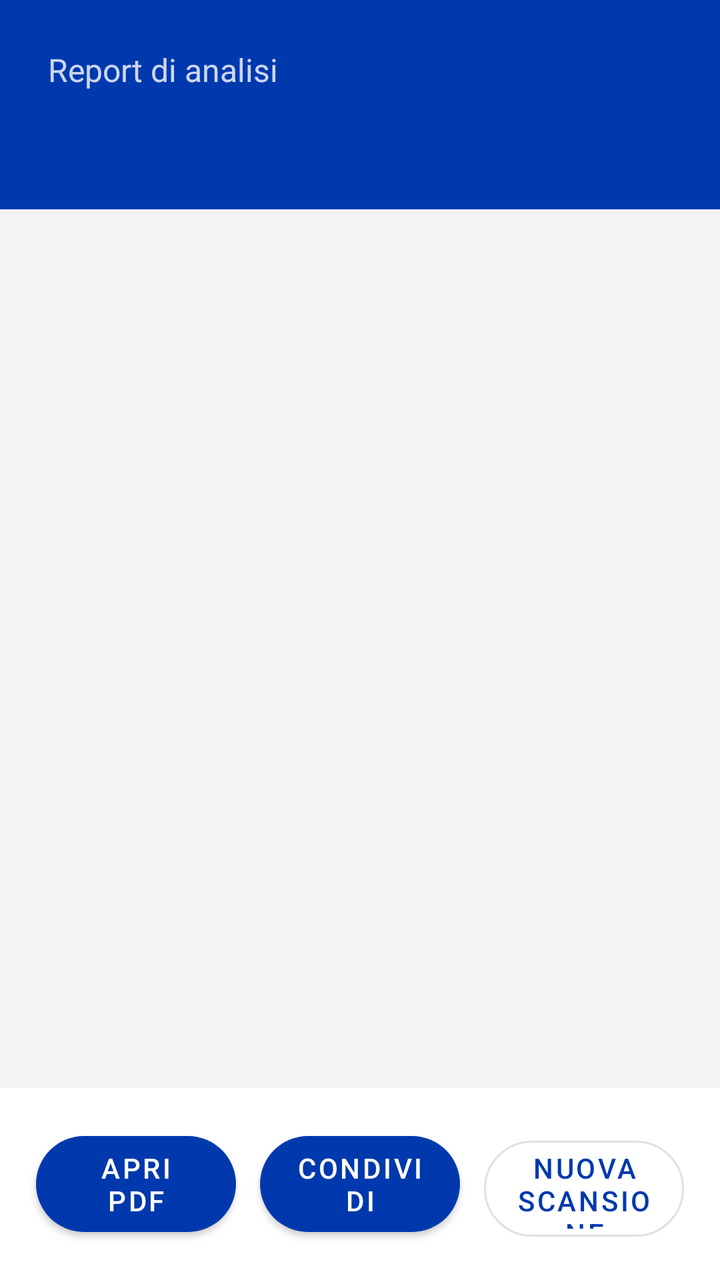
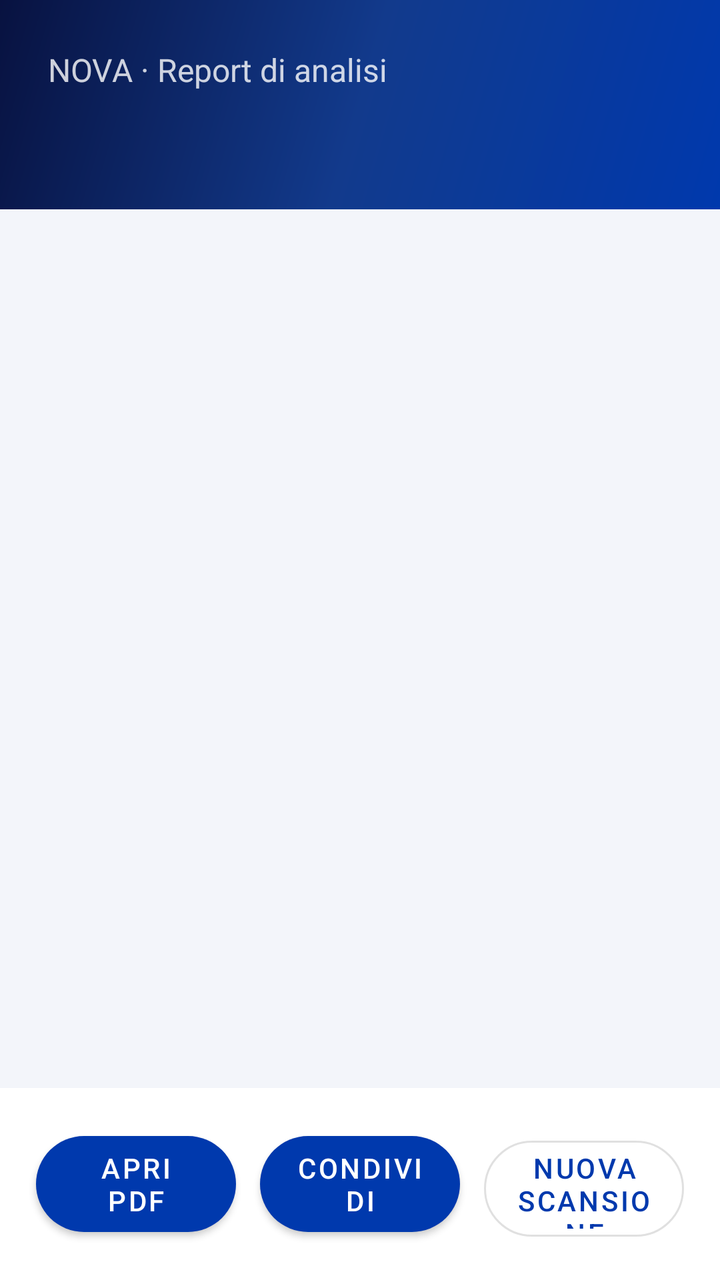

An Android layout rendered at two revisions. The XML below is the earlier revision; the diff shows what the commit changed to produce the second picture.
<!-- AndroidManifest.xml: application theme Theme.EnjoyCube -->
<!-- res/layout/activity_report.xml -->
<?xml version="1.0" encoding="utf-8"?>
<LinearLayout xmlns:android="http://schemas.android.com/apk/res/android"
    xmlns:app="http://schemas.android.com/apk/res-auto"
    android:layout_width="match_parent"
    android:layout_height="match_parent"
    android:orientation="vertical">

    <LinearLayout
        android:layout_width="match_parent"
        android:layout_height="wrap_content"
        android:background="@color/enjoy_blue"
        android:orientation="vertical"
        android:padding="24dp">
        <TextView
            android:layout_width="wrap_content"
            android:layout_height="wrap_content"
            android:text="Report di analisi"
            android:textColor="#CCFFFFFF"
            android:textSize="16sp" />
        <TextView
            android:id="@+id/deviceName"
            android:layout_width="wrap_content"
            android:layout_height="wrap_content"
            android:textColor="@android:color/white"
            android:textSize="26sp"
            android:textStyle="bold" />
    </LinearLayout>

    <ScrollView
        android:layout_width="match_parent"
        android:layout_height="0dp"
        android:layout_weight="1">
        <LinearLayout
            android:layout_width="match_parent"
            android:layout_height="wrap_content"
            android:orientation="vertical"
            android:padding="24dp">
            <TextView
                android:id="@+id/verdict"
                android:layout_width="match_parent"
                android:layout_height="wrap_content"
                android:padding="16dp"
                android:textSize="18sp"
                android:textStyle="bold" />
            <LinearLayout
                android:id="@+id/sections"
                android:layout_width="match_parent"
                android:layout_height="wrap_content"
                android:orientation="vertical" />
            <TextView
                android:id="@+id/savedPath"
                android:layout_width="match_parent"
                android:layout_height="wrap_content"
                android:layout_marginTop="24dp"
                android:textColor="#777777"
                android:textSize="13sp" />
        </LinearLayout>
    </ScrollView>

    <LinearLayout
        android:layout_width="match_parent"
        android:layout_height="wrap_content"
        android:background="@android:color/white"
        android:orientation="horizontal"
        android:padding="12dp">
        <com.google.android.material.button.MaterialButton
            android:id="@+id/openPdf"
            android:layout_width="0dp"
            android:layout_height="60dp"
            android:layout_margin="6dp"
            android:layout_weight="1"
            android:text="Apri PDF"
            app:cornerRadius="30dp" />
        <com.google.android.material.button.MaterialButton
            android:id="@+id/sharePdf"
            android:layout_width="0dp"
            android:layout_height="60dp"
            android:layout_margin="6dp"
            android:layout_weight="1"
            android:text="Condividi"
            app:cornerRadius="30dp" />
        <com.google.android.material.button.MaterialButton
            android:id="@+id/newScan"
            style="@style/Widget.MaterialComponents.Button.OutlinedButton"
            android:layout_width="0dp"
            android:layout_height="60dp"
            android:layout_margin="6dp"
            android:layout_weight="1"
            android:text="Nuova scansione"
            app:cornerRadius="30dp" />
    </LinearLayout>
</LinearLayout>
<!-- resources referenced by this layout -->
<resources>
  <color name="enjoy_blue">#0039AD</color>
  <style name="Theme.EnjoyCube" parent="Theme.MaterialComponents.Light.NoActionBar">
          <item name="colorPrimary">@color/enjoy_blue</item>
          <item name="colorPrimaryVariant">@color/enjoy_blue_dark</item>
          <item name="colorSecondary">@color/enjoy_blue</item>
          <item name="android:statusBarColor">@color/enjoy_blue</item>
          <item name="android:windowBackground">@color/enjoy_bg</item>
      </style>
  <color name="enjoy_blue_dark">#002A80</color>
  <color name="enjoy_bg">#F3F3F3</color>
</resources>

<!-- the commit's change to res/layout/activity_report.xml (unified diff, before → after) -->
@@ -8,13 +8,13 @@
     <LinearLayout
         android:layout_width="match_parent"
         android:layout_height="wrap_content"
-        android:background="@color/enjoy_blue"
+        android:background="@drawable/bg_nova"
         android:orientation="vertical"
         android:padding="24dp">
         <TextView
             android:layout_width="wrap_content"
             android:layout_height="wrap_content"
-            android:text="Report di analisi"
+            android:text="NOVA · Report di analisi"
             android:textColor="#CCFFFFFF"
             android:textSize="16sp" />
         <TextView
<!-- resource entries referenced after the edit -->
@@ -1,14 +1,25 @@
 <!-- resources referenced by this layout -->
 <resources>
+  <!-- drawable bg_nova (drawable) -->
+  <?xml version="1.0" encoding="utf-8"?>
+  <shape xmlns:android="http://schemas.android.com/apk/res/android">
+      <gradient
+          android:angle="315"
+          android:startColor="@color/nova_dark"
+          android:centerColor="#123A8C"
+          android:endColor="@color/enjoy_blue"
+          android:type="linear" />
+  </shape>
   <color name="enjoy_blue">#0039AD</color>
+  <color name="nova_accent">#50B4FF</color>
   <style name="Theme.EnjoyCube" parent="Theme.MaterialComponents.Light.NoActionBar">
           <item name="colorPrimary">@color/enjoy_blue</item>
-          <item name="colorPrimaryVariant">@color/enjoy_blue_dark</item>
-          <item name="colorSecondary">@color/enjoy_blue</item>
-          <item name="android:statusBarColor">@color/enjoy_blue</item>
+          <item name="colorPrimaryVariant">@color/nova_dark</item>
+          <item name="colorSecondary">@color/nova_accent</item>
+          <item name="android:statusBarColor">@color/nova_dark</item>
           <item name="android:windowBackground">@color/enjoy_bg</item>
       </style>
-  <color name="enjoy_blue_dark">#002A80</color>
-  <color name="enjoy_bg">#F3F3F3</color>
+  <color name="nova_dark">#081240</color>
+  <color name="enjoy_bg">#F3F5FA</color>
 </resources>
 
